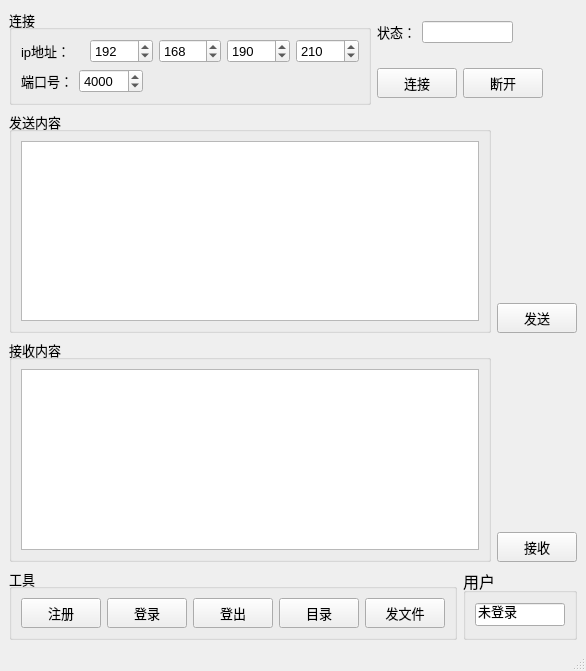
Old version of the form forms/mainwindow.ui in the repository FrancisOWO/NetSyncDisk.
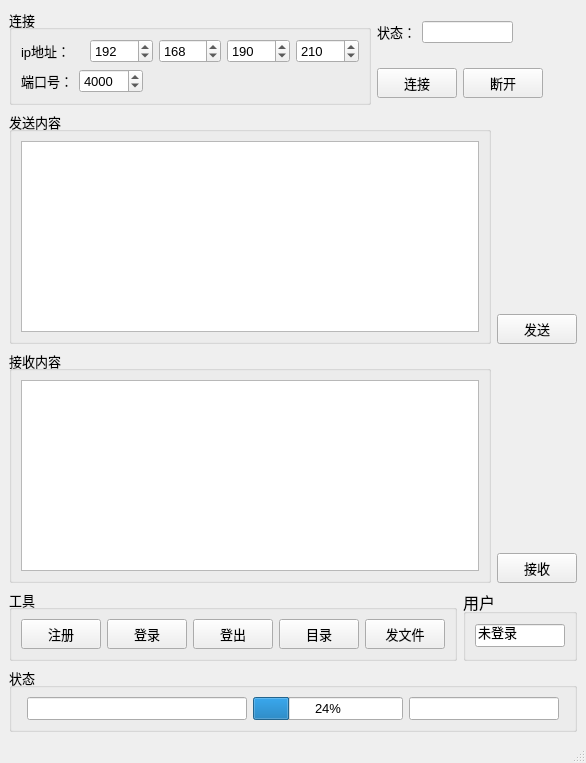
New version of the form.

The edit to the form file:
```diff
--- a/forms/mainwindow.ui
+++ b/forms/mainwindow.ui
@@ -7,14 +7,14 @@
     <x>0</x>
     <y>0</y>
     <width>586</width>
-    <height>671</height>
+    <height>763</height>
    </rect>
   </property>
   <property name="windowTitle">
    <string>MainWindow</string>
   </property>
   <widget class="QWidget" name="centralwidget">
-   <layout class="QGridLayout" name="gridLayout_7">
+   <layout class="QGridLayout" name="gridLayout_9">
     <item row="0" column="0" rowspan="2">
      <widget class="QGroupBox" name="groupBox_3">
       <property name="font">
@@ -522,6 +522,85 @@
       </layout>
      </widget>
     </item>
+    <item row="5" column="0" colspan="4">
+     <widget class="QGroupBox" name="groupBox_6">
+      <property name="font">
+       <font>
+        <pointsize>10</pointsize>
+       </font>
+      </property>
+      <property name="title">
+       <string>状态</string>
+      </property>
+      <layout class="QGridLayout" name="gridLayout_7">
+       <item row="0" column="0">
+        <layout class="QHBoxLayout" name="horizontalLayout_4">
+         <item>
+          <widget class="QLineEdit" name="lnStatus">
+           <property name="minimumSize">
+            <size>
+             <width>220</width>
+             <height>0</height>
+            </size>
+           </property>
+           <property name="maximumSize">
+            <size>
+             <width>220</width>
+             <height>16777215</height>
+            </size>
+           </property>
+           <property name="font">
+            <font>
+             <pointsize>10</pointsize>
+            </font>
+           </property>
+          </widget>
+         </item>
+         <item>
+          <widget class="QProgressBar" name="progStatus">
+           <property name="minimumSize">
+            <size>
+             <width>150</width>
+             <height>0</height>
+            </size>
+           </property>
+           <property name="maximumSize">
+            <size>
+             <width>150</width>
+             <height>16777215</height>
+            </size>
+           </property>
+           <property name="value">
+            <number>24</number>
+           </property>
+          </widget>
+         </item>
+         <item>
+          <widget class="QLineEdit" name="lnBytes">
+           <property name="minimumSize">
+            <size>
+             <width>150</width>
+             <height>0</height>
+            </size>
+           </property>
+           <property name="maximumSize">
+            <size>
+             <width>150</width>
+             <height>16777215</height>
+            </size>
+           </property>
+           <property name="font">
+            <font>
+             <pointsize>10</pointsize>
+            </font>
+           </property>
+          </widget>
+         </item>
+        </layout>
+       </item>
+      </layout>
+     </widget>
+    </item>
    </layout>
   </widget>
   <widget class="QMenuBar" name="menubar">
```
Left out of the diff: 144 changed lines with no effect on the pictures.
